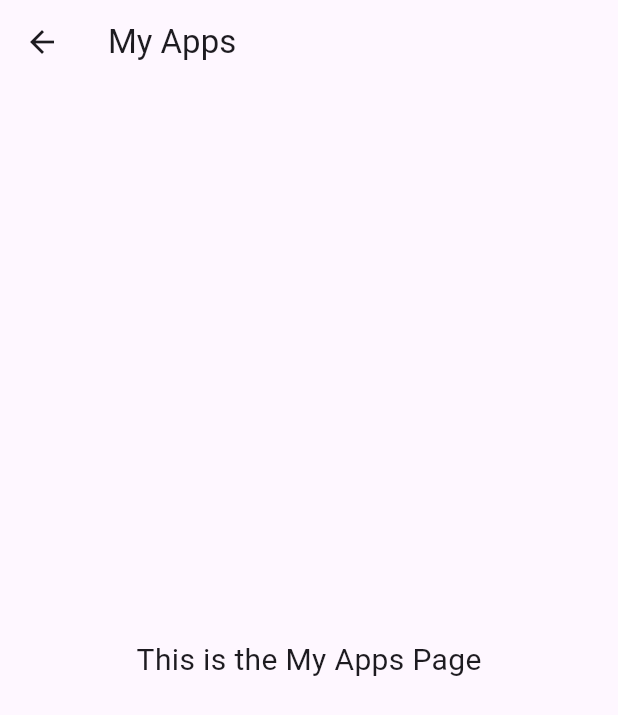
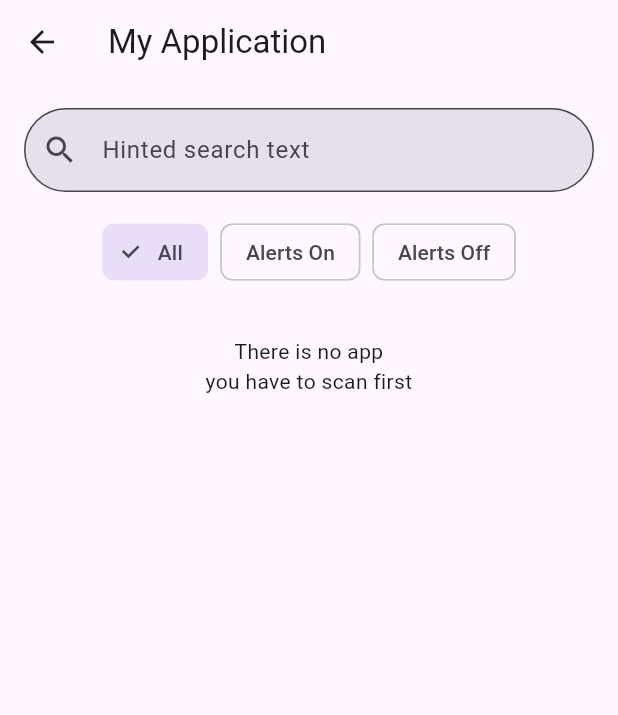
Before and after one commit to Pawapob/CyberCare-App, a Flutter app: the MyAppsPage screen opened directly, on a phone screen of 412 x 824 dp. Shown: the top 715 px of the screen. Run offline on Flutter 3.47's test engine with Material 3 defaults, Android fonts, the light colour scheme and no system bars.

Commit message:
แก้ไขหน้า MyAppsPage

```diff
--- a/lib/pages/myapps_page.dart
+++ b/lib/pages/myapps_page.dart
@@ -1,15 +1,42 @@
 import 'package:flutter/material.dart';
 
 class MyAppsPage extends StatelessWidget {
+  const MyAppsPage({super.key});
+
   @override
   Widget build(BuildContext context) {
     return Scaffold(
-      appBar: AppBar(title: Text("My Apps")),
-      body: Center(
-        child: Text(
-          "This is the My Apps Page",
-          style: TextStyle(fontSize: 20),
-        ),
+      appBar: AppBar(title: const Text("My Application")),
+      body: Column(
+        children: [
+          const SizedBox(height: 16),
+          Padding(
+            padding: const EdgeInsets.symmetric(horizontal: 16),
+            child: TextField(
+              decoration: InputDecoration(
+                hintText: "Hinted search text",
+                prefixIcon: Icon(Icons.search),
+                border: OutlineInputBorder(
+                  borderRadius: BorderRadius.circular(30),
+                ),
+                filled: true,
+              ),
+            ),
+          ),
+          const SizedBox(height: 16),
+          Row(
+            mainAxisAlignment: MainAxisAlignment.center,
+            children: [
+              FilterChip(label: Text("All"), onSelected: (_) {}, selected: true),
+              SizedBox(width: 8),
+              FilterChip(label: Text("Alerts On"), onSelected: (_) {}, selected: false),
+              SizedBox(width: 8),
+              FilterChip(label: Text("Alerts Off"), onSelected: (_) {}, selected: false),
+            ],
+          ),
+          const SizedBox(height: 32),
+          const Center(child: Text("There is no app\nyou have to scan first", textAlign: TextAlign.center)),
+        ],
       ),
     );
   }
--- a/lib/pages/notifications_page.dart
+++ b/lib/pages/notifications_page.dart
@@ -1,15 +1,36 @@
 import 'package:flutter/material.dart';
 
 class NotificationsPage extends StatelessWidget {
+  const NotificationsPage({super.key});
+
   @override
   Widget build(BuildContext context) {
     return Scaffold(
-      appBar: AppBar(title: Text("Notifications")),
-      body: Center(
-        child: Text(
-          "This is the Notifications Page",
-          style: TextStyle(fontSize: 20),
-        ),
+      appBar: AppBar(
+        title: const Text("Notifications"),
+        actions: const [
+          Padding(
+            padding: EdgeInsets.only(right: 16.0),
+            child: Icon(Icons.search),
+          ),
+        ],
+      ),
+      body: Column(
+        children: [
+          const SizedBox(height: 16),
+          Row(
+            mainAxisAlignment: MainAxisAlignment.center,
+            children: [
+              FilterChip(label: Text("All"), onSelected: (_) {}, selected: true),
+              SizedBox(width: 8),
+              FilterChip(label: Text("Read only"), onSelected: (_) {}, selected: false),
+              SizedBox(width: 8),
+              FilterChip(label: Text("Unread only"), onSelected: (_) {}, selected: false),
+            ],
+          ),
+          const SizedBox(height: 32),
+          const Center(child: Text("No notification yet")),
+        ],
       ),
     );
   }
--- a/lib/pages/scan_page.dart
+++ b/lib/pages/scan_page.dart
@@ -1,15 +1,34 @@
 import 'package:flutter/material.dart';
 
 class ScanPage extends StatelessWidget {
+  const ScanPage({super.key});
+
   @override
   Widget build(BuildContext context) {
     return Scaffold(
-      appBar: AppBar(title: Text("Scan")),
-      body: Center(
-        child: Text(
-          "This is the Scan Page",
-          style: TextStyle(fontSize: 20),
-        ),
+      appBar: AppBar(title: const Text("Scan")),
+      body: Column(
+        children: [
+          const SizedBox(height: 16),
+          const Text("App list scan only — no files or personal data are checked"),
+          const SizedBox(height: 32),
+          Center(
+            child: ElevatedButton(
+              onPressed: () {},
+              style: ElevatedButton.styleFrom(
+                padding: const EdgeInsets.all(40),
+                shape: const CircleBorder(),
+              ),
+              child: const Text("SCAN", style: TextStyle(fontSize: 24)),
+            ),
+          ),
+          const SizedBox(height: 32),
+          ListTile(
+            title: const Text("Recently installed"),
+            trailing: TextButton(onPressed: () {}, child: const Text("View all")),
+            subtitle: const Text("Not yet scanned"),
+          )
+        ],
       ),
     );
   }
```
Also changed, not shown: lib/main.dart (+41 -24 lines), lib/pages/settings_page.dart (+4 -8 lines).
